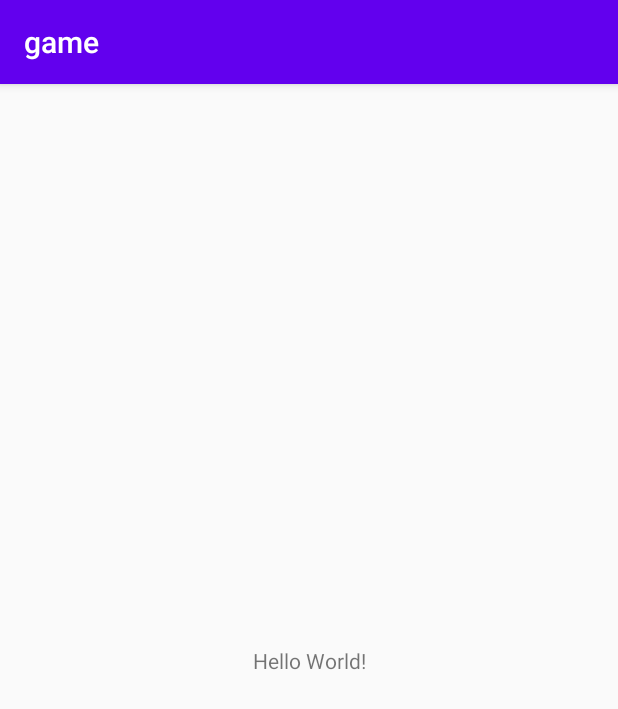
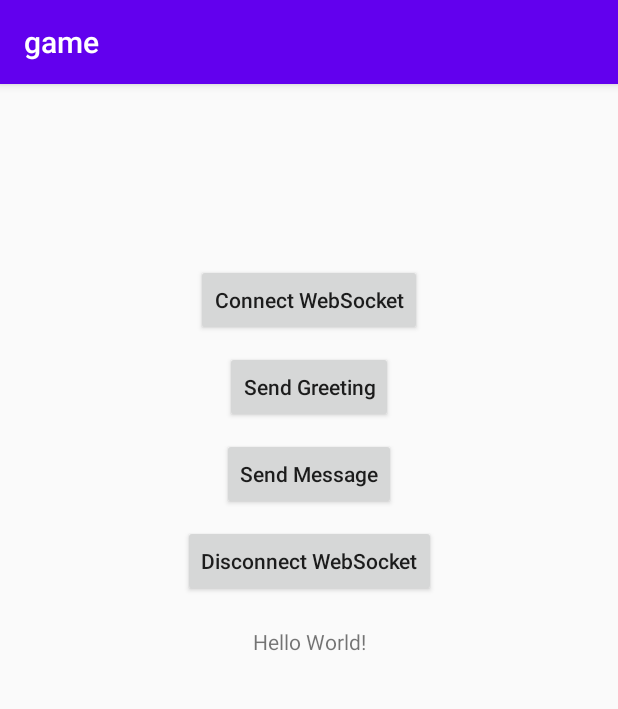
Before and after one commit to zhaolongzhong/game, an Android app: the screen it shows after launch (MainActivity), on a phone screen of 412 x 824 dp. Shown: the top 709 px of the screen. Run offline under Robolectric (Android 15) with nearby library versions, the phone set to English and light mode, and no system bars; our stand-ins replace RxJava; libraries missing offline, so code that uses them is left out: ua.naiksoftware.stomp.

```diff
--- a/android-client/app/src/main/res/layout/activity_main.xml
+++ b/android-client/app/src/main/res/layout/activity_main.xml
@@ -6,14 +6,59 @@
     android:layout_height="match_parent"
     tools:context=".MainActivity">
 
-    <TextView
-        android:id="@+id/hello_world_text_view"
+    <Button
+        android:id="@+id/connect_websocket_button"
         android:layout_width="wrap_content"
         android:layout_height="wrap_content"
+        android:layout_marginTop="120dp"
+        app:layout_constraintTop_toTopOf="parent"
+        app:layout_constraintStart_toStartOf="parent"
+        app:layout_constraintEnd_toEndOf="parent"
+        android:text="Connect WebSocket"
+        android:textAllCaps="false"/>
+
+    <Button
+        android:id="@+id/send_greeting_button"
+        android:layout_width="wrap_content"
+        android:layout_height="wrap_content"
+        android:layout_margin="10dp"
+        app:layout_constraintTop_toBottomOf="@+id/connect_websocket_button"
+        app:layout_constraintStart_toStartOf="parent"
+        app:layout_constraintEnd_toEndOf="parent"
+        android:text="Send Greeting"
+        android:textAllCaps="false"/>
+
+    <Button
+        android:id="@+id/send_message_button"
+        android:layout_width="wrap_content"
+        android:layout_height="wrap_content"
+        android:layout_margin="10dp"
+        app:layout_constraintTop_toBottomOf="@+id/send_greeting_button"
+        app:layout_constraintStart_toStartOf="parent"
+        app:layout_constraintEnd_toEndOf="parent"
+        android:text="Send Message"
+        android:textAllCaps="false"/>
+
+    <Button
+        android:id="@+id/disconnect_button"
+        android:layout_width="wrap_content"
+        android:layout_height="wrap_content"
+        android:layout_margin="10dp"
+        app:layout_constraintTop_toBottomOf="@+id/send_message_button"
+        app:layout_constraintStart_toStartOf="parent"
+        app:layout_constraintEnd_toEndOf="parent"
+        android:text="Disconnect WebSocket"
+        android:textAllCaps="false"/>
+
+    <TextView
+        android:id="@+id/status_text_view"
+        android:layout_width="wrap_content"
+        android:layout_height="wrap_content"
+        android:layout_margin="10dp"
+        android:padding="10dp"
         android:text="Hello World!"
-        app:layout_constraintBottom_toBottomOf="parent"
-        app:layout_constraintLeft_toLeftOf="parent"
-        app:layout_constraintRight_toRightOf="parent"
-        app:layout_constraintTop_toTopOf="parent"/>
+        app:layout_constraintStart_toStartOf="parent"
+        app:layout_constraintEnd_toEndOf="parent"
+        app:layout_constraintTop_toBottomOf="@+id/disconnect_button"/>
 
 </androidx.constraintlayout.widget.ConstraintLayout>
--- a/backend/src/main/java/com/example/springboot/WebSocketController.java
+++ b/backend/src/main/java/com/example/springboot/WebSocketController.java
@@ -12,7 +12,7 @@ public class WebSocketController {
     private static final String TAG = "WebSocketController";
 
     @MessageMapping("/greeting")
-    public String greeting(String username, SimpMessageHeaderAccessor headerAccessor) {
+    public String greeting(String greetings, SimpMessageHeaderAccessor headerAccessor) {
 
         Map<String, Object> sessionAttributes = headerAccessor.getSessionAttributes();
         if (sessionAttributes != null && sessionAttributes.containsKey("sessionId")) {
@@ -20,7 +20,7 @@ public class WebSocketController {
             System.out.println(TAG + " - sessionId: " + sessionId);
         }
 
-        String response =  "hello, " + username;
+        String response =  "Greetings: " + greetings;
         System.out.println("greeting response: " + response);
         return response;
     }
@@ -28,7 +28,7 @@ public class WebSocketController {
     @MessageMapping("/chat")
     public String chat(Message payload) {
 
-        String response =  "hello " + payload.getUserId();
+        String response =  "From: " + payload.getUserId() + ", Message: " + payload.getMessage();
         System.out.println("chat response:" + response);
         return response;
     }
```
Also changed, not shown: android-client/app/src/main/java/com/example/game/MainActivity.java (+88 -45 lines), backend/src/main/java/com/example/springboot/models/Message.java (+5 -5 lines), 4 other files.
